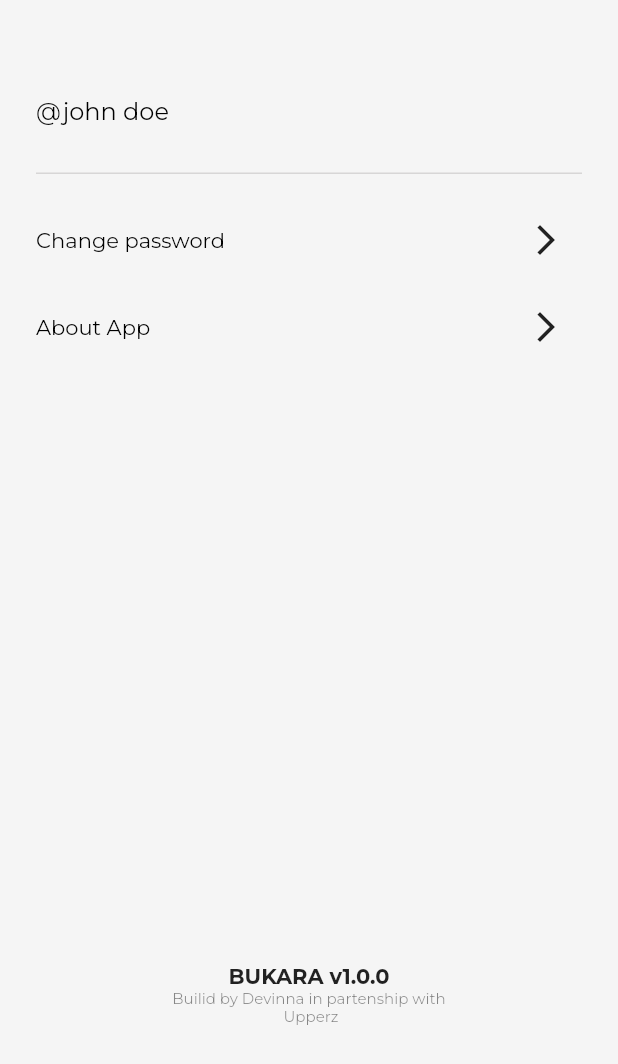
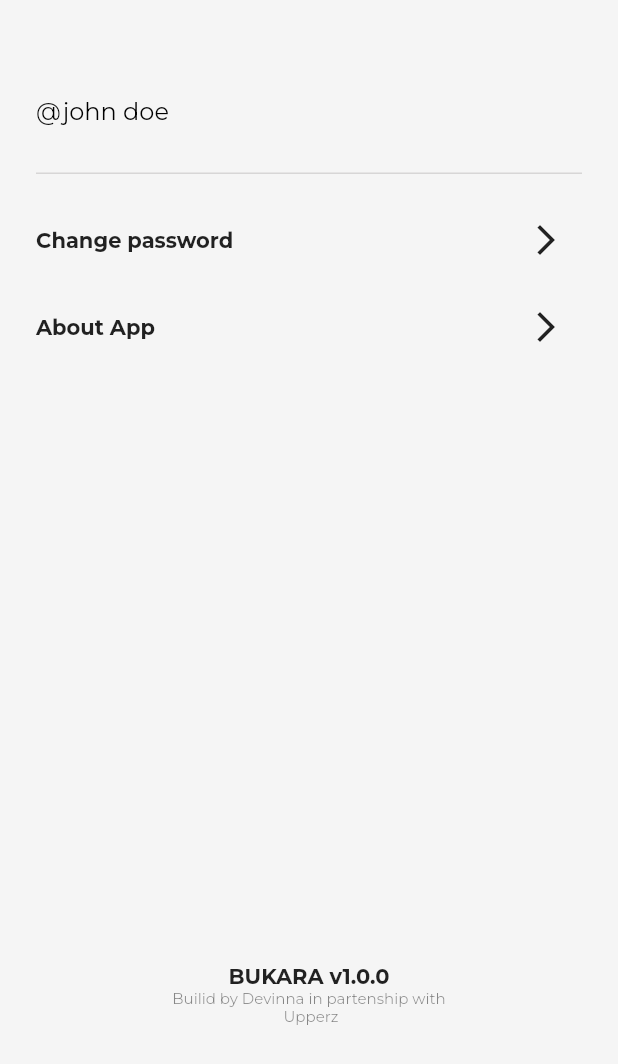
Before and after one commit to upperz-developers/bukara_mobile, a Flutter app: the Profile screen opened by its route, on a phone screen of 412 x 824 dp. Shown: the top 1064 px of the screen. Run offline on Flutter 3.47's test engine with Material 2 defaults, Android fonts, the phone set to English and light mode, and no system bars; our stand-ins replace carousel_slider, dio, iconsax, pin_code_fields, table_calendar, velocity_x.

Commit message:
done with all UI

```diff
--- a/lib/app/ui/auth/check_mail.dart
+++ b/lib/app/ui/Screens/auth/check_mail.dart
@@ -1,10 +1,10 @@
-import 'package:bukara/app/ui/auth/otp_page.dart';
+import 'package:bukara/app/ui/Screens/auth/otp_page.dart';
 import 'package:flutter/material.dart';
 import 'package:iconsax/iconsax.dart';
 import 'package:velocity_x/velocity_x.dart';
 
-import '../shared/utils/utility.dart';
-import '../shared/style.dart';
+import '../../shared/style.dart';
+import '../../shared/utils/utility.dart';
 
 class AuthController {
   AuthController._internal();
--- a/lib/app/ui/auth/new_password.dart
+++ b/lib/app/ui/Screens/auth/new_password.dart
@@ -1,10 +1,10 @@
-import 'package:bukara/app/ui/auth/login_page.dart';
+import 'package:bukara/app/ui/Screens/auth/login_page.dart';
 import 'package:flutter/material.dart';
 import 'package:iconsax/iconsax.dart';
 import 'package:velocity_x/velocity_x.dart';
 
-import '../shared/utils/utility.dart';
-import '../shared/style.dart';
+import '../../shared/style.dart';
+import '../../shared/utils/utility.dart';
 
 class AuthController {
   AuthController._internal();
--- a/lib/app/ui/auth/otp_page.dart
+++ b/lib/app/ui/Screens/auth/otp_page.dart
@@ -4,8 +4,8 @@ import 'package:iconsax/iconsax.dart';
 import 'package:pin_code_fields/pin_code_fields.dart';
 import 'package:velocity_x/velocity_x.dart';
 
-import '../shared/utils/utility.dart';
-import '../shared/style.dart';
+import '../../shared/style.dart';
+import '../../shared/utils/utility.dart';
 
 class AuthController {
   AuthController._internal();
--- a/lib/app/ui/auth/singup_page.dart
+++ b/lib/app/ui/Screens/auth/singup_page.dart
@@ -1,10 +1,10 @@
-import 'package:bukara/app/ui/Screens/home/home_page.dart';
+import 'package:bukara/app/ui/Screens/home_page.dart';
 import 'package:flutter/material.dart';
 import 'package:iconsax/iconsax.dart';
 import 'package:velocity_x/velocity_x.dart';
 
-import '../shared/utils/utility.dart';
-import '../shared/style.dart';
+import '../../shared/style.dart';
+import '../../shared/utils/utility.dart';
 
 class AuthController {
   AuthController._internal();
--- a/lib/app/ui/Screens/app_page.dart
+++ b/lib/app/ui/Screens/home/app_page.dart
@@ -1,6 +1,6 @@
 import 'package:bukara/app/ui/Screens/profile.dart';
 import 'package:flutter/material.dart';
-import 'package:bukara/app/ui/Screens/home/home_page.dart';
+import 'package:bukara/app/ui/Screens/home_page.dart';
 import 'package:bukara/app/ui/shared/style.dart';
 import 'package:flutter/services.dart';
 import 'package:iconsax/iconsax.dart';
--- a/lib/app/ui/Screens/home/home_page.dart
+++ b/lib/app/ui/Screens/home_page.dart
@@ -4,7 +4,7 @@ import 'package:bukara/app/ui/Screens/home/view_model/suite.dart';
 import 'package:flutter/material.dart';
 import 'package:velocity_x/velocity_x.dart';
 import 'package:iconsax/iconsax.dart';
-import '../../shared/style.dart';
+import '../shared/style.dart';
 
 class Home extends StatefulWidget {
   static String routeName = "/home";
--- a/lib/app/ui/Screens/profile.dart
+++ b/lib/app/ui/Screens/profile.dart
@@ -84,7 +84,9 @@ class _Profile extends State<Profile> {
         const Expanded(
           child: Text(
             "Change password",
-            style: TextStyle(color: Colors.black),
+            style: TextStyle(
+              fontWeight: FontWeight.bold,
+            ),
           ),
         ),
         IconButton(
@@ -102,7 +104,9 @@ class _Profile extends State<Profile> {
         const Expanded(
           child: Text(
             "About App",
-            style: TextStyle(color: Colors.black),
+            style: TextStyle(
+              fontWeight: FontWeight.bold,
+            ),
           ),
         ),
         IconButton(
--- a/lib/app/ui/startPage/splash_page.dart
+++ b/lib/app/ui/startPage/splash_page.dart
@@ -1,6 +1,6 @@
 // import 'package:community/views/auth/login.dart';
+import 'package:bukara/app/ui/Screens/auth/login_page.dart';
 import 'package:flutter/material.dart';
-import 'package:bukara/app/ui/auth/login_page.dart';
 
 import '../shared/utils/utility.dart';
 
```
Also changed, not shown: lib/app/ui/Screens/auth/login_page.dart (renamed from lib/app/ui/auth/login_page.dart, +5 -5 lines), lib/app/ui/Screens/deatil_page.dart (+1 -9 lines), lib/app/ui/Screens/historique_page.dart (+2 -19 lines), lib/app/ui/Screens/profile_information_page.dart (+3 -25 lines), lib/app/ui/shared/utils/route.dart (+7 -7 lines).
